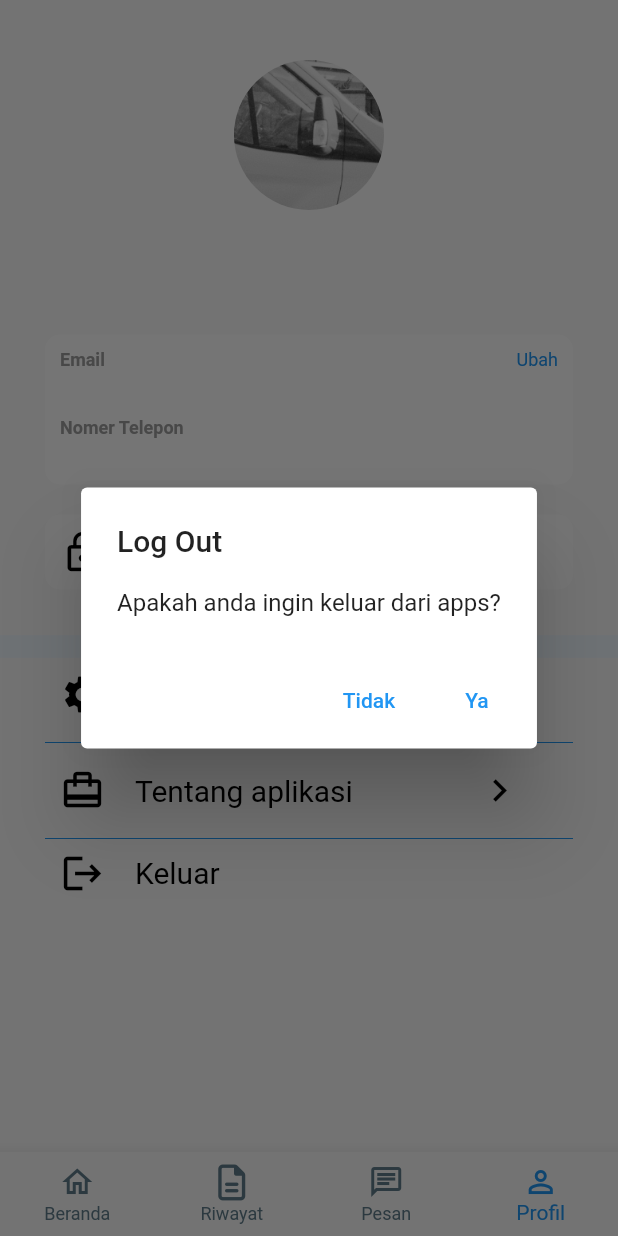
After one commit to dimasadi007/project_jelantah_utama, a Flutter app: the Account screen opened by its route, item 4 of the bottom bar chosen, after a tap on "Keluar", on a phone screen of 412 x 824 dp. The commit adds this screen. Run offline on Flutter 3.47's test engine with Material 2 defaults, Android fonts, the phone set to English and light mode, and no system bars; our stand-ins replace audioplayers, carousel_slider, chat_bubbles, flutter_icons, flutter_typeahead, introduction_screen and 2 more; missing offline and left inert: decorated_icon; accounts and stored records are empty; network calls fail.

Commit message:
update account screen

```diff
--- a/lib/main.dart
+++ b/lib/main.dart
@@ -1,5 +1,6 @@
 import 'package:flutter/material.dart';
 import 'package:flutter_localizations/flutter_localizations.dart';
+import 'package:project_jelantah_utama/screens/account_screen.dart';
 import 'package:project_jelantah_utama/screens/login_screen.dart';
 import 'package:project_jelantah_utama/screens/login_screen2.dart';
 import 'package:project_jelantah_utama/screens/main_dashboard.dart';
@@ -47,6 +48,7 @@ class MyApp extends StatelessWidget {
         'chat_admin': (context) => ChatAdminPage(
               title: 'Admin',
             ),
+        'account': (context) => Account(),
       },
       //home: SplashScreen(),
     );
--- /dev/null
+++ b/lib/screens/account_screen.dart
@@ -0,0 +1,498 @@
+import 'dart:convert';
+
+import 'package:flutter/foundation.dart';
+import 'package:flutter/material.dart';
+import 'package:flutter/widgets.dart';
+import 'package:shared_preferences/shared_preferences.dart';
+import 'package:flutter_icons/flutter_icons.dart';
+import 'package:http/http.dart' as http;
+
+import 'chat_admin.dart';
+import 'login_screen.dart';
+import 'main_history.dart';
+
+class Account extends StatefulWidget {
+  @override
+  _AccountState createState() => _AccountState();
+}
+
+class _AccountState extends State<Account> {
+  int _selectedNavbar = 3;
+  var _token;
+
+  var _first_name = "";
+  var _last_name = "";
+  var _email = "";
+  var _address = "";
+  var _phone_number = "";
+
+  var status, _loginStatus;
+
+  signOut() async {
+    print("signout jalan");
+    SharedPreferences preferences = await SharedPreferences.getInstance();
+    setState(() {
+      preferences.setInt("status", null);
+      preferences.commit();
+      _loginStatus = LoginStatus.notSignIn;
+    });
+    Navigator.of(context)
+        .push(MaterialPageRoute(builder: (context) => LoginPage()));
+  }
+
+  check() async {
+    Map bodi = {"token": _token};
+    var body = json.encode(bodi);
+    final response = await http.post(
+      Uri.parse("http://127.0.0.1:8000/api/contributor/session/delete"),
+      body: body,
+    );
+    final data = jsonDecode(response.body);
+    var status = data['status'];
+    if (status == "success") {
+      signOut();
+    }
+  }
+
+  get_data() async {
+    Map bodi = {"token": _token};
+    var body = json.encode(bodi);
+    final response = await http.post(
+      Uri.parse("http://127.0.0.1:8000/api/contributor/user/get"),
+      body: body,
+    );
+    final data = jsonDecode(response.body);
+    print(_token);
+    setState(() {
+      _first_name = data['user']['first_name'];
+      _last_name = data['user']['last_name'];
+      _email = data['user']['email'];
+      _phone_number = data['user']['phone_number'];
+    });
+  }
+
+  getPref() async {
+    SharedPreferences preferences = await SharedPreferences.getInstance();
+    setState(
+      () {
+        _token = preferences.getString('token');
+        print(_token);
+        status = preferences.getString("status");
+        _loginStatus =
+            status == "success" ? LoginStatus.signIn : LoginStatus.notSignIn;
+      },
+    );
+    get_data();
+  }
+
+  @override
+  void initState() {
+    // TODO: implement initState
+    super.initState();
+    getPref();
+  }
+
+  @override
+  Widget build(BuildContext context) {
+    return Center(
+      child: Container(
+        color: Color(0xffFDFEFF),
+        // width: kIsWeb ? 500.0 : double.infinity,
+        child: Scaffold(
+          body: Column(
+            children: [
+              Container(
+                padding: EdgeInsets.all(30),
+                child: Column(
+                  crossAxisAlignment: CrossAxisAlignment.stretch,
+                  children: [
+                    SizedBox(
+                      height: 10,
+                    ),
+                    Container(
+                      width: 100,
+                      height: 100,
+                      decoration: BoxDecoration(
+                        shape: BoxShape.circle,
+                        image: DecorationImage(
+                          fit: BoxFit.fitWidth,
+                          image: AssetImage("assets/images/mobil.PNG"),
+                        ),
+                      ),
+                    ),
+                    SizedBox(
+                      height: 10,
+                    ),
+                    Text(
+                      _first_name + " " + _last_name,
+                      style: TextStyle(
+                        fontSize: 30,
+                        color: Colors.black,
+                        fontWeight: FontWeight.bold,
+                      ),
+                      textAlign: TextAlign.center,
+                    ),
+                    Text(
+                      _address,
+                      style: TextStyle(
+                        fontSize: 15,
+                        color: Colors.blue,
+                      ),
+                      textAlign: TextAlign.center,
+                    ),
+                    SizedBox(
+                      height: 20,
+                    ),
+                    Container(
+                      decoration: BoxDecoration(
+                        color: Colors.white,
+                        borderRadius: BorderRadius.circular(10),
+                      ),
+                      child: Container(
+                        margin: EdgeInsets.all(10),
+                        child: Column(
+                          crossAxisAlignment: CrossAxisAlignment.start,
+                          children: [
+                            Container(
+                              width: double.infinity,
+                              decoration: BoxDecoration(
+                                color: Colors.white,
+                                borderRadius: BorderRadius.vertical(
+                                    top: Radius.circular(10.0)),
+                              ),
+                              child: Row(
+                                mainAxisAlignment:
+                                    MainAxisAlignment.spaceBetween,
+                                children: [
+                                  Text(
+                                    'Email',
+                                    style: TextStyle(
+                                      fontSize: 12,
+                                      color: Colors.grey,
+                                      fontWeight: FontWeight.bold,
+                                    ),
+                                  ),
+                                  Text(
+                                    'Ubah',
+                                    style: TextStyle(
+                                      fontSize: 12,
+                                      color: Colors.blue,
+                                    ),
+                                  ),
+                                ],
+                              ),
+                            ),
+                            Text(
+                              _email,
+                              style: TextStyle(
+                                fontSize: 18,
+                                color: Colors.black,
+                              ),
+                            ),
+                            SizedBox(
+                              height: 10,
+                            ),
+                            Text(
+                              'Nomer Telepon',
+                              style: TextStyle(
+                                fontSize: 12,
+                                color: Colors.grey,
+                                fontWeight: FontWeight.bold,
+                              ),
+                            ),
+                            Text(
+                              _phone_number,
+                              style: TextStyle(
+                                fontSize: 18,
+                                color: Colors.black,
+                              ),
+                            ),
+                          ],
+                        ),
+                      ),
+                    ),
+                    SizedBox(
+                      height: 20,
+                    ),
+                    Container(
+                      padding: EdgeInsets.all(10),
+                      decoration: BoxDecoration(
+                        color: Colors.white,
+                        borderRadius: BorderRadius.circular(10),
+                      ),
+                      child: Row(
+                        children: [
+                          Icon(
+                            Icons.lock_outline,
+                            size: 30.0,
+                            color: Colors.black,
+                          ),
+                          SizedBox(
+                            width: 20,
+                          ),
+                          Text(
+                            'Ubah Kata Sandi',
+                            style: TextStyle(
+                              fontSize: 20,
+                              color: Colors.black,
+                            ),
+                          ),
+                        ],
+                      ),
+                    ),
+                  ],
+                ),
+              ),
+              Container(
+                  child: Divider(
+                color: Color(0xffF0F8FF),
+                thickness: 15,
+              )),
+              Container(
+                padding: EdgeInsets.only(left: 30, right: 30),
+                child: Column(
+                  children: [
+                    Container(
+                      padding: EdgeInsets.only(left: 10),
+                      child: Row(
+                        mainAxisAlignment: MainAxisAlignment.spaceBetween,
+                        children: [
+                          Row(
+                            children: [
+                              Icon(
+                                Icons.settings,
+                                size: 30.0,
+                                color: Colors.black,
+                              ),
+                              SizedBox(
+                                width: 20,
+                              ),
+                              Text(
+                                'Pengaturan',
+                                style: TextStyle(
+                                  fontSize: 20,
+                                  color: Colors.black,
+                                ),
+                              ),
+                            ],
+                          ),
+                          Column(
+                            mainAxisAlignment: MainAxisAlignment.center,
+                            children: [
+                              RawMaterialButton(
+                                onPressed: () {
+                                  // Navigator.of(context).push(MaterialPageRoute(
+                                  //     builder: (context) =>
+                                  //         Pengaturan()));
+                                },
+                                child: Icon(
+                                  Icons.chevron_right,
+                                  size: 30.0,
+                                  color: Colors.black,
+                                ),
+                                padding: EdgeInsets.only(right: 10.0),
+                              )
+                            ],
+                          ),
+                        ],
+                      ),
+                    ),
+                    Container(
+                        child: Divider(
+                      color: Colors.blue,
+                    )),
+                    Container(
+                      padding: EdgeInsets.only(left: 10),
+                      decoration: BoxDecoration(
+                        borderRadius: BorderRadius.circular(10),
+                      ),
+                      child: Row(
+                        mainAxisAlignment: MainAxisAlignment.spaceBetween,
+                        children: [
+                          Row(
+                            children: [
+                              Icon(
+                                Icons.card_travel,
+                                size: 30.0,
+                                color: Colors.black,
+                              ),
+                              SizedBox(
+                                width: 20,
+                              ),
+                              Text(
+                                'Tentang aplikasi',
+                                style: TextStyle(
+                                  fontSize: 20,
+                                  color: Colors.black,
+                                ),
+                              ),
+                            ],
+                          ),
+                          Column(
+                            mainAxisAlignment: MainAxisAlignment.center,
+                            children: [
+                              RawMaterialButton(
+                                onPressed: () {},
+                                child: Icon(
+                                  Icons.chevron_right,
+                                  size: 30.0,
+                                  color: Colors.black,
+                                ),
+                                padding: EdgeInsets.only(right: 10.0),
+                              )
+                            ],
+                          ),
+                        ],
+                      ),
+                    ),
+                    Container(
+                        child: Divider(
+                      color: Colors.blue,
+                    )),
+                    GestureDetector(
+                      onTap: () {
+                        showAlertDialog(context);
+                      },
+                      child: Container(
+                        padding: EdgeInsets.only(left: 10),
+                        decoration: BoxDecoration(
+                          borderRadius: BorderRadius.circular(10),
+                        ),
+                        child: Row(
+                          children: [
+                            Icon(
+                              Icons.logout,
+                              size: 30.0,
+                              color: Colors.black,
+                            ),
+                            SizedBox(
+                              width: 20,
+                            ),
+                            Text(
+                              'Keluar',
+                              style: TextStyle(
+                                fontSize: 20,
+                                color: Colors.black,
+                              ),
+                            ),
+                          ],
+                        ),
+                      ),
+                    ),
+                  ],
+                ),
+              )
+            ],
+          ),
+          bottomNavigationBar: BottomNavigationBar(
+            type: BottomNavigationBarType.fixed,
+            items: const <BottomNavigationBarItem>[
+              BottomNavigationBarItem(
+                icon: Icon(Icons.home_outlined),
+                title: Text('Beranda'),
+              ),
+              BottomNavigationBarItem(
+                icon: Icon(FlutterIcons.file_text_o_faw),
+                title: Text('Riwayat'),
+              ),
+              BottomNavigationBarItem(
+                icon: Icon(Icons.chat_outlined),
+                title: Text('Pesan'),
+              ),
+              BottomNavigationBarItem(
+                icon: Icon(Icons.person_outline),
+                title: Text('Profil'),
+              ),
+            ],
+            currentIndex: _selectedNavbar,
+            selectedItemColor: Colors.blue,
+            unselectedItemColor: Colors.blueGrey,
+            showUnselectedLabels: true,
+            onTap: (index) {
+              switch (index) {
+                case 0:
+                  Navigator.push(
+                    context,
+                    PageRouteBuilder(
+                      pageBuilder: (c, a1, a2) => LoginPage(),
+                      transitionsBuilder: (c, anim, a2, child) =>
+                          FadeTransition(opacity: anim, child: child),
+                      transitionDuration: Duration(milliseconds: 200),
+                    ),
+                  );
+                  break;
+                case 1:
+                  Navigator.push(
+                    context,
+                    PageRouteBuilder(
+                      pageBuilder: (c, a1, a2) => Historis(),
+                      transitionsBuilder: (c, anim, a2, child) =>
+                          FadeTransition(opacity: anim, child: child),
+                      transitionDuration: Duration(milliseconds: 300),
+                    ),
+                  );
+                  break;
+                case 2:
+                  Navigator.push(
+                    context,
+                    PageRouteBuilder(
+                      pageBuilder: (c, a1, a2) => ChatAdmin(),
+                      transitionsBuilder: (c, anim, a2, child) =>
+                          FadeTransition(opacity: anim, child: child),
+                      transitionDuration: Duration(milliseconds: 300),
+                    ),
+                  );
+                  break;
+                case 3:
+                  Navigator.push(
+                    context,
+                    PageRouteBuilder(
+                      pageBuilder: (c, a1, a2) => Account(),
+                      transitionsBuilder: (c, anim, a2, child) =>
+                          FadeTransition(opacity: anim, child: child),
+                      transitionDuration: Duration(milliseconds: 300),
+                    ),
+                  );
+                  break;
+              }
+            },
+          ),
+        ),
+      ),
+    );
+  }
+
+  void showAlertDialog(BuildContext context) {
+    // set up the buttons
+    Widget cancelButton = TextButton(
+      child: Text("Tidak"),
+      onPressed: () {
+        Navigator.of(context).pop();
+      },
+    );
+    Widget continueButton = TextButton(
+      child: Text("Ya"),
+      onPressed: () {
+        check();
+      },
+    );
+
+    // set up the AlertDialog
+    AlertDialog alert = AlertDialog(
+      title: Text("Log Out"),
+      content: Text("Apakah anda ingin keluar dari apps?"),
+      actions: [
+        cancelButton,
+        continueButton,
+      ],
+    );
+
+    // show the dialog
+    showDialog(
+      context: context,
+      builder: (BuildContext context) {
+        return alert;
+      },
+    );
+  }
+}
--- a/pubspec.yaml
+++ b/pubspec.yaml
@@ -38,6 +38,8 @@ dependencies:
   # intl: ^0.17.0
   url_launcher: ^6.0.12
   flutter_icons: ^1.1.0
+  geolocator: ^5.3.1
+  permission_handler: ^6.0.0
 
   flutter:
     sdk: flutter
```
Also changed, not shown: pubspec.lock, 1 other file.
